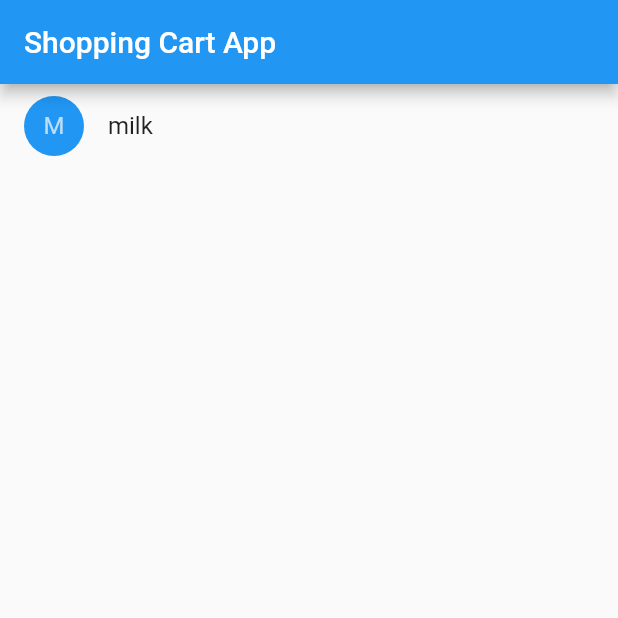
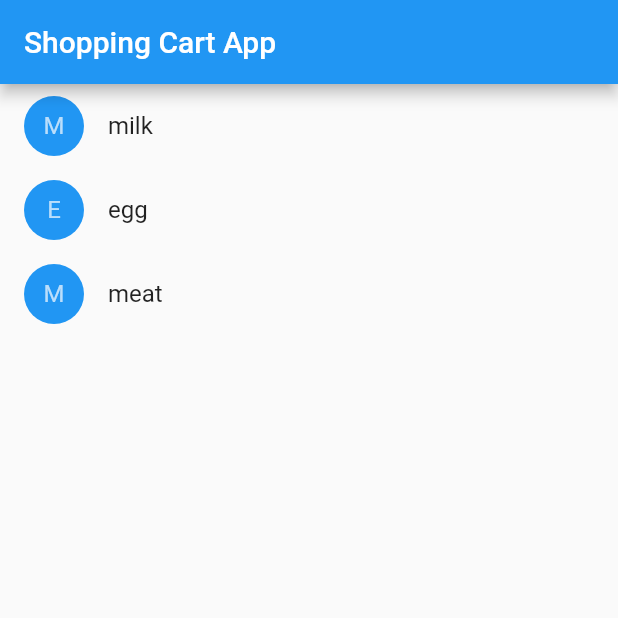
Before and after one commit to a86485563/Shopping_Cart, a Flutter app: the screen it shows after launch, on a phone screen of 412 x 824 dp, the top half of it. Run offline on Flutter 3.47's test engine with Material 2 defaults, Android fonts, the phone set to English and light mode, and no system bars.

Commit message:
item to list

```diff
--- a/lib/main.dart
+++ b/lib/main.dart
@@ -23,7 +23,13 @@ class MyApp extends StatelessWidget {
         // is not restarted.
         primarySwatch: Colors.blue,
       ),
-      home:ShoppingList(),
+      home: ShoppingList(
+        items: [
+          Item(id: '1', name: 'milk'),
+          Item(id: '2', name: 'egg'),
+          Item(id: '3', name: 'meat'),
+        ],
+      ),
     );
   }
 }
@@ -35,22 +41,26 @@ class Item {
 }
 
 class ShoppingList extends StatefulWidget {
-  const ShoppingList({Key? key}) : super(key: key);
+  // const ShoppingList({Key? key, required this.items}) : super(key: key);
+  const ShoppingList({required this.items, super.key});
+  final List<Item> items;
 
   @override
-  State<StatefulWidget> createState() {
-     return _ShoppingListState();
+  State<ShoppingList> createState() {
+    return _ShoppingListState();
   }
 }
 
-class _ShoppingListState extends State<ShoppingList>{
+class _ShoppingListState extends State<ShoppingList> {
 
-  final Item _shoppingItem  = Item(id: '1', name: 'milk');
-  bool _isClick = false;
-
-void handleClick(){
+  final List<Item> _shoppingListItem = [];
+  void handleClick(bool inCart, Item item) {
     setState(() {
-      _isClick = !_isClick;
+      if (inCart) {
+        _shoppingListItem.remove(item);
+      } else {
+        _shoppingListItem.add(item);
+      }
     });
   }
 
@@ -58,24 +68,23 @@ void handleClick(){
   Widget build(BuildContext context) {
     // TODO: implement build
     return Scaffold(
-      appBar: AppBar(title: Text("Shopping Cart App"),),
-      body: ListView(
-        children: [
-          ListItem(
-            item: _shoppingItem,
-            inCart: _isClick,
-            callback: handleClick,
-          )
-        ],
+      appBar: AppBar(
+        title: Text("Shopping Cart App"),
       ),
+      body: ListView.builder(
+        itemCount: widget.items.length,
+        itemBuilder: (BuildContext context, int index) {
+        return ListItem(
+          item: widget.items[index],
+          inCart: _shoppingListItem.contains(widget.items[index]),
+          callback: handleClick,
+        );
+      }),
     );
   }
-
 }
 
-
-
-typedef CartChangedCallback = Function();
+typedef CartChangedCallback = Function(bool inCart, Item item);
 
 //用此class 決定畫面要如何顯示。 注意 inCart、tap Function 都是final。 其原因就是他只負責抓到別人給的值，然後顯示或是執行。
 class ListItem extends StatelessWidget {
@@ -108,7 +117,7 @@ class ListItem extends StatelessWidget {
     // TODO: implement build
     return ListTile(
       onTap: () {
-        callback();
+        callback(inCart,item);
       },
       leading: CircleAvatar(
         backgroundColor: _getColor(context),
```
